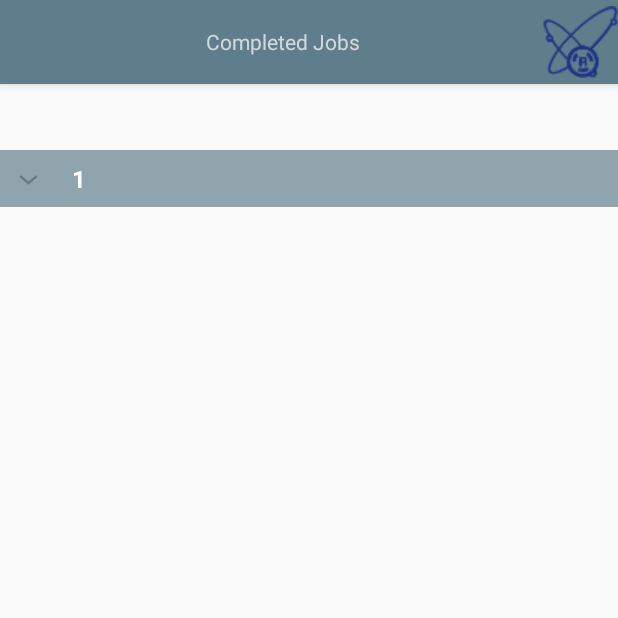
After one commit to ahmetkilinc/PTouchPrinterControl, an Android app: the TamamlananGorevler screen opened directly, with no data from a screen before it, on a phone screen of 412 x 824 dp, the top half of it. The commit adds this screen. Run offline under Robolectric (Android 15) with nearby library versions, the phone set to English and light mode, and no system bars.

Commit message:
+Expandablelist button onClickleri eklendi.

```diff
--- a/app/src/main/java/com/gobletsoft/ptouchprintercontrol/Activity_StartMenu.java
+++ b/app/src/main/java/com/gobletsoft/ptouchprintercontrol/Activity_StartMenu.java
@@ -209,7 +209,7 @@ public class Activity_StartMenu extends Activity {
 
                             else if (drawerItem.getIdentifier() == 4){
 
-
+                                startActivity(new Intent(Activity_StartMenu.this, TamamlananGorevler.class));
                             }
 
                             else if (drawerItem.getIdentifier() == 5){
--- a/app/src/main/java/com/gobletsoft/ptouchprintercontrol/OlcumNoktalari.java
+++ b/app/src/main/java/com/gobletsoft/ptouchprintercontrol/OlcumNoktalari.java
@@ -85,6 +85,7 @@ public class OlcumNoktalari extends AppCompatActivity {
 
             @Override
             public Drawable placeholder(Context ctx, String tag) {
+
                 //define different placeholders for different imageView targets
                 //default tags are accessible via the DrawerImageLoader.Tags
                 //custom ones can be checked via string. see the CustomUrlBasePrimaryDrawerItem LINE 111
@@ -108,9 +109,7 @@ public class OlcumNoktalari extends AppCompatActivity {
             }
         });
         //image loader logic.
-
         //profil eklendiği zaman düzenle. ->
-
         //final IProfile profile = new ProfileDrawerItem().withName(displayName).withEmail(displayEmail).withIcon(displayPhotoUrl).withIdentifier(100);
 
         headerResult = new AccountHeaderBuilder()
@@ -244,7 +243,6 @@ public class OlcumNoktalari extends AppCompatActivity {
 
         listDataHeader.add(OlcumBolumAdi);
 
-
         List<String> oba = new ArrayList<>();
         oba.add(SebekeTipi);
         oba.add(OlculenTip);
@@ -260,8 +258,6 @@ public class OlcumNoktalari extends AppCompatActivity {
         oba.add(KabloyaGoreSonuc);
         oba.add(OlcumeGoreSonuc);
 
-
-
         listHash.put(listDataHeader.get(0), oba);
     }
 }
--- /dev/null
+++ b/app/src/main/java/com/gobletsoft/ptouchprintercontrol/TamamlananGorevler.java
@@ -0,0 +1,64 @@
+package com.gobletsoft.ptouchprintercontrol;
+
+import android.support.v7.app.AppCompatActivity;
+import android.os.Bundle;
+import android.view.View;
+import android.widget.Button;
+import android.widget.ExpandableListView;
+import android.widget.Toast;
+
+import java.util.ArrayList;
+import java.util.HashMap;
+import java.util.List;
+
+public class TamamlananGorevler extends AppCompatActivity {
+
+    private ExpandableListView listView;
+    private ExpandableListAdapter listAdapter;
+    private List<String> listDataHeader;
+    private HashMap<String, List<String>> listHash;
+
+    @Override
+    protected void onCreate(Bundle savedInstanceState) {
+        super.onCreate(savedInstanceState);
+        setContentView(R.layout.activity_tamamlanan_gorevler);
+
+        //listview
+        listView = findViewById(R.id.lvExpTamamlananGorevler);
+        initData();
+        listAdapter = new ExpandableListAdapter(this, listDataHeader, listHash);
+        listView.setAdapter(listAdapter);
+
+        //button'ı seçme yolunu bul!.
+
+        listView.setOnChildClickListener(new ExpandableListView.OnChildClickListener() {
+            @Override
+            public boolean onChildClick(ExpandableListView parent, View v, int groupPosition, int childPosition, long id) {
+
+                final String selected = (String) listAdapter.getChild(groupPosition, childPosition);
+                Toast.makeText(getBaseContext(), selected, Toast.LENGTH_LONG).show();
+
+                return true;
+            }
+        });
+
+    }
+
+    private void initData() {
+
+        listDataHeader = new ArrayList<>();
+        listHash = new HashMap<>();
+
+        listDataHeader.add("1");
+
+        List<String> oba = new ArrayList<>();
+        oba.add("2");
+        oba.add("3");
+        oba.add("4");
+        oba.add("5");
+        oba.add("6");
+
+
+        listHash.put(listDataHeader.get(0), oba);
+    }
+}
--- /dev/null
+++ b/app/src/main/res/layout/activity_tamamlanan_gorevler.xml
@@ -0,0 +1,47 @@
+<?xml version="1.0" encoding="utf-8"?>
+<RelativeLayout xmlns:android="http://schemas.android.com/apk/res/android"
+    xmlns:app="http://schemas.android.com/apk/res-auto"
+    xmlns:tools="http://schemas.android.com/tools"
+    android:layout_width="match_parent"
+    android:layout_height="match_parent"
+    tools:context=".TamamlananGorevler">
+
+    <android.support.v7.widget.Toolbar
+        android:id="@+id/toolbar"
+        android:layout_width="match_parent"
+        android:layout_height="?attr/actionBarSize"
+        android:layout_alignParentStart="true"
+        android:layout_alignParentTop="true"
+        android:background="@color/colorPrimary"
+        android:elevation="4dp"
+        android:theme="@style/ThemeOverlay.AppCompat.Dark.ActionBar"
+        app:layout_constraintEnd_toEndOf="parent"
+        app:layout_constraintStart_toStartOf="parent"
+        app:layout_constraintTop_toTopOf="parent">
+
+
+        <LinearLayout
+            android:layout_width="match_parent"
+            android:layout_height="match_parent"
+            android:orientation="horizontal"
+            tools:layout_editor_absoluteX="30dp">
+
+            <TextView
+                android:id="@+id/textViewOlcumNoktalari"
+                android:layout_width="wrap_content"
+                android:layout_height="match_parent"
+                android:layout_weight="1"
+                android:drawableRight="@drawable/radsantoolbarlogo"
+                android:gravity="center"
+                android:text="@string/dn_tamamlanmis_gorevler" />
+        </LinearLayout>
+    </android.support.v7.widget.Toolbar>
+
+    <ExpandableListView
+        android:id="@+id/lvExpTamamlananGorevler"
+        android:layout_width="match_parent"
+        android:layout_height="wrap_content"
+        android:layout_marginTop="100dp">
+    </ExpandableListView>
+
+</RelativeLayout>
--- a/app/src/main/res/layout/list_group.xml
+++ b/app/src/main/res/layout/list_group.xml
@@ -5,7 +5,7 @@
     android:layout_marginBottom="5dp"
     android:layout_marginTop="5dp"
     android:background="@color/colorAccent"
-    android:orientation="horizontal"
+    android:orientation="vertical"
     android:padding="8dp">
 
 
@@ -13,8 +13,8 @@
         android:id="@+id/lblListHeader"
         android:layout_width="match_parent"
         android:layout_height="wrap_content"
-        android:paddingLeft="?android:attr/expandableListPreferredItemPaddingLeft"
+        android:paddingStart="?android:attr/expandableListPreferredItemPaddingLeft"
         android:textColor="@android:color/white"
-        android:textSize="16dp" />
+        android:textSize="16sp" />
 
 </LinearLayout>
```
Also changed, not shown: app/src/main/AndroidManifest.xml (+6 -1 lines), app/src/main/java/com/gobletsoft/ptouchprintercontrol/ExpandableListAdapter.java (+26 -0 lines), app/src/main/res/layout/list_item.xml (+21 -1 lines).
